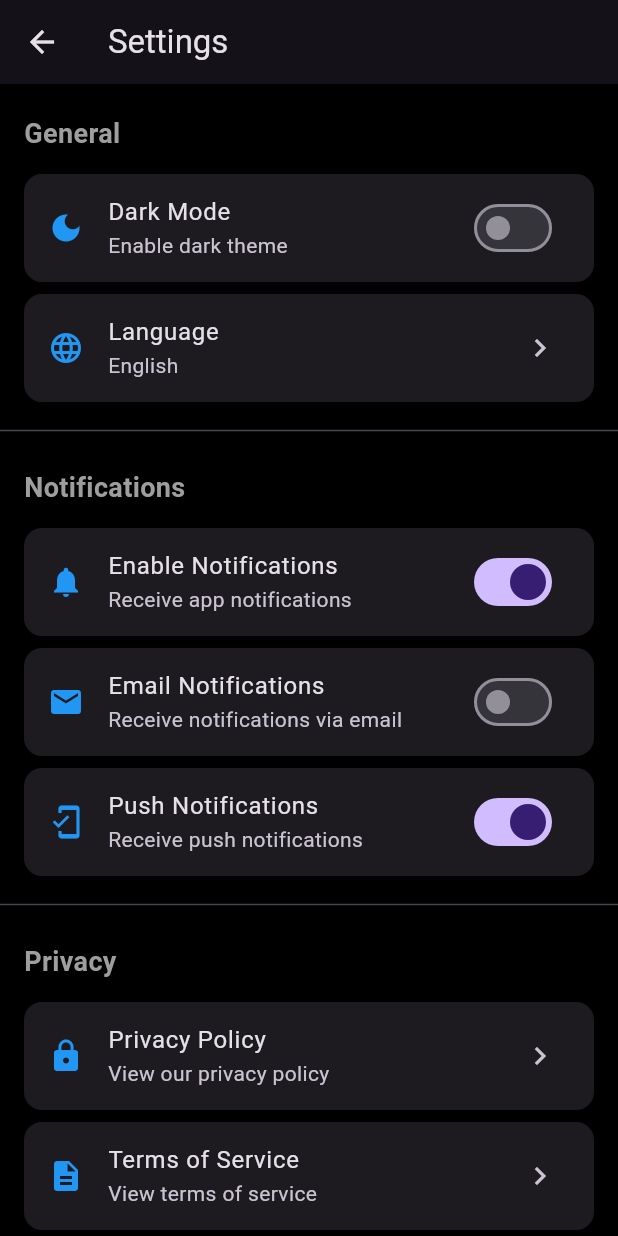
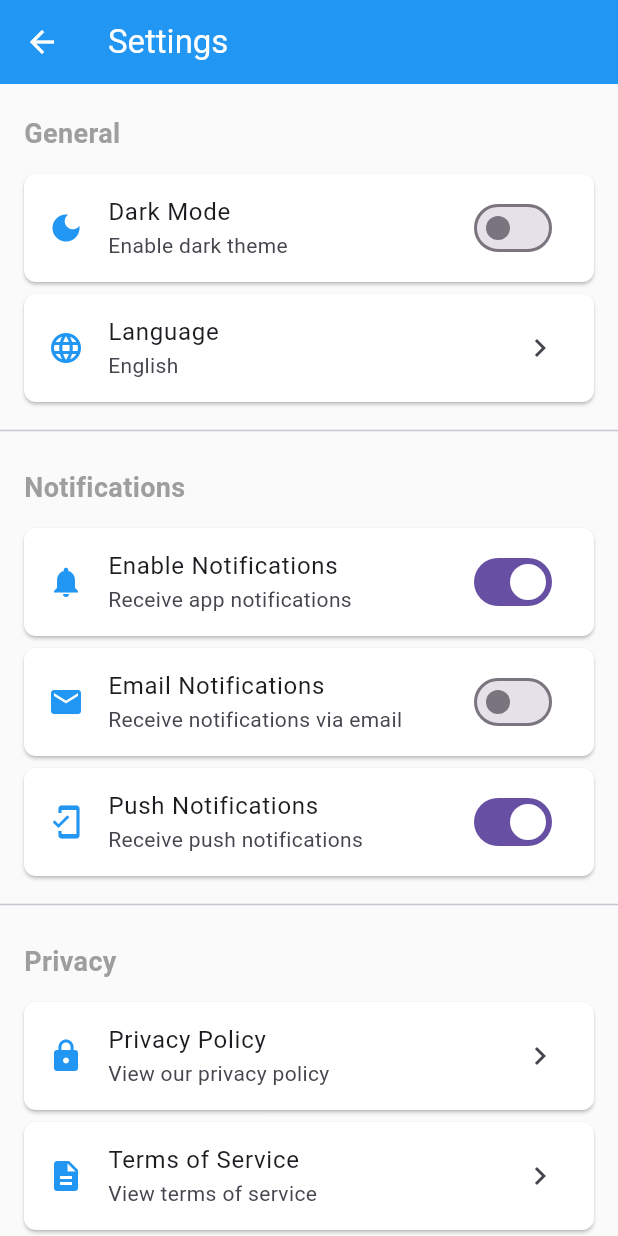
Before and after one commit to beetsolutions/veteran-app, a Flutter app: the SettingsScreen screen opened directly, after a tap on "Dark Mode", on a phone screen of 412 x 824 dp. Run offline on Flutter 3.47's test engine with Material 3 defaults, Android fonts, the phone set to English and light mode, and no system bars.

Commit message:
Add theme provider and wire up theme switching functionality
Co-authored-by: beetsolutions <10226675+beetsolutions@users.noreply.github.com>

```diff
--- a/lib/main.dart
+++ b/lib/main.dart
@@ -1,30 +1,93 @@
 import 'package:flutter/material.dart';
 import 'screens/login_screen.dart';
+import 'providers/theme_provider.dart';
 
 void main() {
   runApp(const VeteranApp());
 }
 
-class VeteranApp extends StatelessWidget {
+class VeteranApp extends StatefulWidget {
   const VeteranApp({super.key});
 
   @override
+  State<VeteranApp> createState() => _VeteranAppState();
+}
+
+class _VeteranAppState extends State<VeteranApp> {
+  final ThemeProvider _themeProvider = ThemeProvider();
+
+  @override
   Widget build(BuildContext context) {
-    return MaterialApp(
+    return AnimatedBuilder(
+      animation: _themeProvider,
+      builder: (context, child) {
+        return ThemeProviderWidget(
+          themeProvider: _themeProvider,
+          child: MaterialApp(
             title: 'Veteran App',
             debugShowCheckedModeBanner: false,
             theme: ThemeData(
               primarySwatch: Colors.blue,
+              brightness: Brightness.light,
+              primaryColor: Colors.blue,
+              scaffoldBackgroundColor: Colors.grey[50],
+              appBarTheme: const AppBarTheme(
+                backgroundColor: Colors.blue,
+                foregroundColor: Colors.white,
+                elevation: 0,
+              ),
+              cardTheme: CardTheme(
+                color: Colors.white,
+                elevation: 2,
+                shape: RoundedRectangleBorder(
+                  borderRadius: BorderRadius.circular(8),
+                ),
+              ),
               useMaterial3: true,
             ),
             darkTheme: ThemeData(
               brightness: Brightness.dark,
               primaryColor: const Color(0xFF1DB954),
               scaffoldBackgroundColor: Colors.black,
+              appBarTheme: const AppBarTheme(
+                backgroundColor: Color(0xFF121212),
+                foregroundColor: Colors.white,
+                elevation: 0,
+              ),
+              cardTheme: CardTheme(
+                color: const Color(0xFF1E1E1E),
+                elevation: 2,
+                shape: RoundedRectangleBorder(
+                  borderRadius: BorderRadius.circular(8),
+                ),
+              ),
               useMaterial3: true,
             ),
-      themeMode: ThemeMode.dark,
+            themeMode: _themeProvider.themeMode,
             home: const LoginScreen(),
+          ),
+        );
+      },
     );
   }
 }
+
+// InheritedWidget to provide theme provider to the widget tree
+class ThemeProviderWidget extends InheritedWidget {
+  final ThemeProvider themeProvider;
+
+  const ThemeProviderWidget({
+    super.key,
+    required this.themeProvider,
+    required super.child,
+  });
+
+  static ThemeProvider? of(BuildContext context) {
+    return context.dependOnInheritedWidgetOfExactType<ThemeProviderWidget>()?.themeProvider;
+  }
+
+  @override
+  bool updateShouldNotify(ThemeProviderWidget oldWidget) {
+    return themeProvider != oldWidget.themeProvider;
+  }
+}
--- /dev/null
+++ b/lib/providers/theme_provider.dart
@@ -0,0 +1,24 @@
+import 'package:flutter/material.dart';
+
+class ThemeProvider extends ChangeNotifier {
+  ThemeMode _themeMode = ThemeMode.dark;
+
+  ThemeMode get themeMode => _themeMode;
+
+  bool get isDarkMode => _themeMode == ThemeMode.dark;
+
+  void toggleTheme() {
+    _themeMode = _themeMode == ThemeMode.light ? ThemeMode.dark : ThemeMode.light;
+    notifyListeners();
+  }
+
+  void setTheme(ThemeMode mode) {
+    _themeMode = mode;
+    notifyListeners();
+  }
+
+  void setDarkMode(bool isDark) {
+    _themeMode = isDark ? ThemeMode.dark : ThemeMode.light;
+    notifyListeners();
+  }
+}
--- a/lib/screens/settings_screen.dart
+++ b/lib/screens/settings_screen.dart
@@ -1,4 +1,5 @@
 import 'package:flutter/material.dart';
+import '../main.dart';
 
 class SettingsScreen extends StatefulWidget {
   const SettingsScreen({super.key});
@@ -9,13 +10,15 @@ class SettingsScreen extends StatefulWidget {
 
 class _SettingsScreenState extends State<SettingsScreen> {
   bool _notificationsEnabled = true;
-  bool _darkModeEnabled = true; // Matches app's current dark theme
   bool _emailNotifications = false;
   bool _pushNotifications = true;
   String _selectedLanguage = 'English';
 
   @override
   Widget build(BuildContext context) {
+    final themeProvider = ThemeProviderWidget.of(context);
+    final isDarkMode = themeProvider?.isDarkMode ?? true;
+
     return Scaffold(
       appBar: AppBar(
         title: const Text('Settings'),
@@ -28,11 +31,9 @@ class _SettingsScreenState extends State<SettingsScreen> {
             icon: Icons.dark_mode,
             title: 'Dark Mode',
             subtitle: 'Enable dark theme',
-            value: _darkModeEnabled,
+            value: isDarkMode,
             onChanged: (value) {
-              setState(() {
-                _darkModeEnabled = value;
-              });
+              themeProvider?.setDarkMode(value);
             },
           ),
           _buildListTile(
```
Lines whose indentation alone changed are shown as unchanged.
